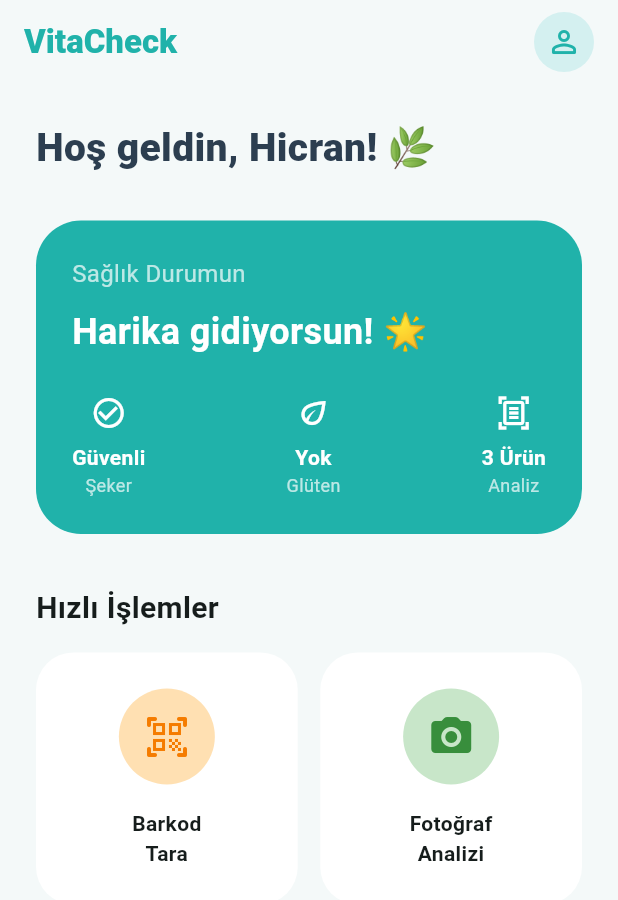
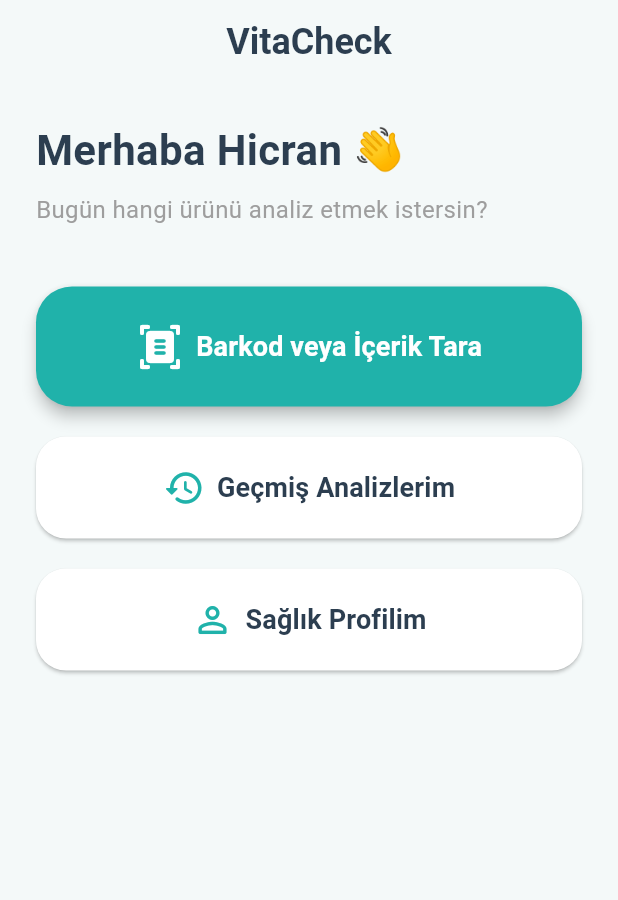
Before and after one commit to MehmetCanCankus1/VitaCheck, a Flutter app: the HomeScreen screen opened directly, on a phone screen of 412 x 824 dp. Shown: the top 900 px of the screen. Run offline on Flutter 3.47's test engine with Material 3 defaults, Android fonts, the phone set to English and light mode, and no system bars; our stand-ins replace camera; Roboto replaces fonts that are missing (SF Pro Display).

Commit message:
ui: ekran tasarımları ve yapılandırma güncellendi

```diff
--- a/mobile_app/lib/screens/home_screen.dart
+++ b/mobile_app/lib/screens/home_screen.dart
@@ -1,4 +1,6 @@
 import 'package:flutter/material.dart';
+import 'profile_screen.dart';
+import 'history_screen.dart';
 
 class HomeScreen extends StatelessWidget {
   const HomeScreen({super.key});
@@ -10,75 +12,71 @@
       appBar: AppBar(
         backgroundColor: Colors.transparent,
         elevation: 0,
-        title: const Text("VitaCheck", style: TextStyle(color: Color(0xFF20B2AA), fontWeight: FontWeight.w900)),
-        actions: [
-          GestureDetector(
-            onTap: () => Navigator.pushNamed(context, '/profile'),
-            child: const Padding(
-              padding: EdgeInsets.only(right: 16.0),
-              child: CircleAvatar(backgroundColor: Color(0xFFD4F0F0), child: Icon(Icons.person_outline_rounded, color: Color(0xFF20B2AA))),
-            ),
-          ),
-        ],
+        title: const Text(
+          "VitaCheck",
+          style: TextStyle(color: Color(0xFF2C3E50), fontWeight: FontWeight.bold, fontSize: 24),
+        ),
+        centerTitle: true,
       ),
-      body: SingleChildScrollView(
+      body: Padding(
         padding: const EdgeInsets.all(24.0),
         child: Column(
-          crossAxisAlignment: CrossAxisAlignment.start,
+          crossAxisAlignment: CrossAxisAlignment.stretch,
           children: [
-            const Text("Hoş geldin, Hicran! 🌿", style: TextStyle(fontSize: 26, fontWeight: FontWeight.w900, color: Color(0xFF2C3E50))),
-            const SizedBox(height: 30),
-            Container(
-              width: double.infinity, padding: const EdgeInsets.all(24),
-              decoration: BoxDecoration(color: const Color(0xFF20B2AA), borderRadius: BorderRadius.circular(30)),
-              child: Column(
-                crossAxisAlignment: CrossAxisAlignment.start,
-                children: [
-                  const Text("Sağlık Durumun", style: TextStyle(color: Colors.white70, fontSize: 16)),
-                  const SizedBox(height: 10),
-                  const Text("Harika gidiyorsun! 🌟", style: TextStyle(color: Colors.white, fontSize: 24, fontWeight: FontWeight.bold)),
-                  const SizedBox(height: 25),
-                  Row(
-                    mainAxisAlignment: MainAxisAlignment.spaceBetween,
-                    children: [
-                      _buildStatItem("Şeker", "Güvenli", Icons.check_circle_outline),
-                      _buildStatItem("Glüten", "Yok", Icons.eco_outlined),
-                      _buildStatItem("Analiz", "3 Ürün", Icons.document_scanner_outlined),
-                    ],
-                  )
-                ],
+            const Text(
+              "Merhaba Hicran 👋",
+              style: TextStyle(fontSize: 28, fontWeight: FontWeight.bold, color: Color(0xFF2C3E50)),
+            ),
+            const SizedBox(height: 8),
+            const Text(
+              "Bugün hangi ürünü analiz etmek istersin?",
+              style: TextStyle(fontSize: 16, color: Colors.grey),
+            ),
+            const SizedBox(height: 40),
+            ElevatedButton.icon(
+              onPressed: () {
+                // Kamera ekranı kodunu buraya bağlayacağız
+              },
+              icon: const Icon(Icons.document_scanner_rounded, size: 32, color: Colors.white),
+              label: const Text("Barkod veya İçerik Tara", style: TextStyle(fontSize: 18, color: Colors.white, fontWeight: FontWeight.bold)),
+              style: ElevatedButton.styleFrom(
+                backgroundColor: const Color(0xFF20B2AA),
+                padding: const EdgeInsets.symmetric(vertical: 24),
+                shape: RoundedRectangleBorder(borderRadius: BorderRadius.circular(24)),
+                elevation: 4,
               ),
             ),
-            const SizedBox(height: 35),
-            const Text("Hızlı İşlemler", style: TextStyle(fontSize: 20, fontWeight: FontWeight.bold)),
-            const SizedBox(height: 15),
-            Row(
-              children: [
-                _buildActionCard(context, "Barkod\nTara", Icons.qr_code_scanner_rounded, const Color(0xFFFFE0B2), const Color(0xFFF57C00)),
-                const SizedBox(width: 15),
-                _buildActionCard(context, "Fotoğraf\nAnalizi", Icons.camera_alt_rounded, const Color(0xFFC8E6C9), const Color(0xFF388E3C), isCamera: true),
-              ],
+            const SizedBox(height: 20),
+            ElevatedButton.icon(
+              onPressed: () {
+                Navigator.push(context, MaterialPageRoute(builder: (context) => HistoryScreen()));
+              },
+              icon: const Icon(Icons.history_rounded, size: 28, color: Color(0xFF20B2AA)),
+              label: const Text("Geçmiş Analizlerim", style: TextStyle(fontSize: 18, color: Color(0xFF2C3E50), fontWeight: FontWeight.w600)),
+              style: ElevatedButton.styleFrom(
+                backgroundColor: Colors.white,
+                padding: const EdgeInsets.symmetric(vertical: 20),
+                shape: RoundedRectangleBorder(borderRadius: BorderRadius.circular(20)),
+                elevation: 1,
+              ),
+            ),
+            const SizedBox(height: 20),
+            ElevatedButton.icon(
+              onPressed: () {
+                Navigator.push(context, MaterialPageRoute(builder: (context) => const ProfileScreen()));
+              },
+              icon: const Icon(Icons.person_outline_rounded, size: 28, color: Color(0xFF20B2AA)),
+              label: const Text("Sağlık Profilim", style: TextStyle(fontSize: 18, color: Color(0xFF2C3E50), fontWeight: FontWeight.w600)),
+              style: ElevatedButton.styleFrom(
+                backgroundColor: Colors.white,
+                padding: const EdgeInsets.symmetric(vertical: 20),
+                shape: RoundedRectangleBorder(borderRadius: BorderRadius.circular(20)),
+                elevation: 1,
+              ),
             ),
           ],
         ),
       ),
     );
   }
-
-  Widget _buildStatItem(String title, String value, IconData icon) {
-    return Column(children: [Icon(icon, color: Colors.white), const SizedBox(height: 8), Text(value, style: const TextStyle(color: Colors.white, fontWeight: FontWeight.bold)), Text(title, style: const TextStyle(color: Colors.white70, fontSize: 12))]);
-  }
-
-  Widget _buildActionCard(BuildContext context, String title, IconData icon, Color bgColor, Color iconColor, {bool isCamera = false}) {
-    return Expanded(
-      child: GestureDetector(
-        onTap: () { if (isCamera) Navigator.pushNamed(context, '/camera'); },
-        child: Container(
-          padding: const EdgeInsets.symmetric(vertical: 24, horizontal: 16),
-          decoration: BoxDecoration(color: Colors.white, borderRadius: BorderRadius.circular(25)),
-          child: Column(children: [Container(padding: const EdgeInsets.all(16), decoration: BoxDecoration(color: bgColor, shape: BoxShape.circle), child: Icon(icon, color: iconColor, size: 32)), const SizedBox(height: 16), Text(title, textAlign: TextAlign.center, style: const TextStyle(fontWeight: FontWeight.bold))]),
-        ),
-      ),
-    );
-  }
 }
```
Also changed, not shown: mobile_app/lib/main.dart (+16 -18 lines), mobile_app/lib/screens/history_screen.dart (added, +98 -0 lines), mobile_app/pubspec.yaml (+6 -4 lines), mobile_app/pubspec.lock, 10 other files.
